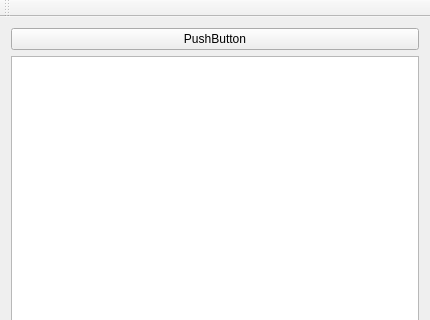
Before: the Qt Designer form QTMessenger/InterfaceWindow.ui in MisterMax707/QTMessenger, drawn with Qt 5; both pictures show x 0 to 430 and y 0 to 320 of the 430 by 600 pixel window.
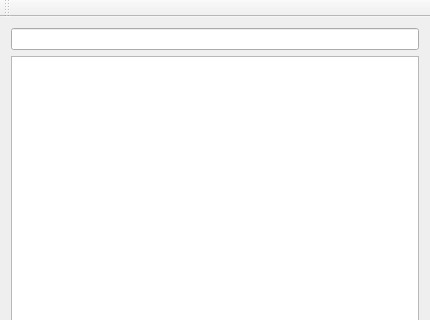
After: the same form once the commit is applied.

Patch:
```diff
--- a/QTMessenger/InterfaceWindow.ui
+++ b/QTMessenger/InterfaceWindow.ui
@@ -28,11 +28,7 @@
   <widget class="QWidget" name="centralWidget">
    <layout class="QVBoxLayout" name="verticalLayout_2">
     <item>
-     <widget class="QPushButton" name="pushButton">
-      <property name="text">
-       <string>PushButton</string>
-      </property>
-     </widget>
+     <widget class="QLineEdit" name="userName"/>
     </item>
     <item>
      <widget class="QListView" name="listView"/>
```
